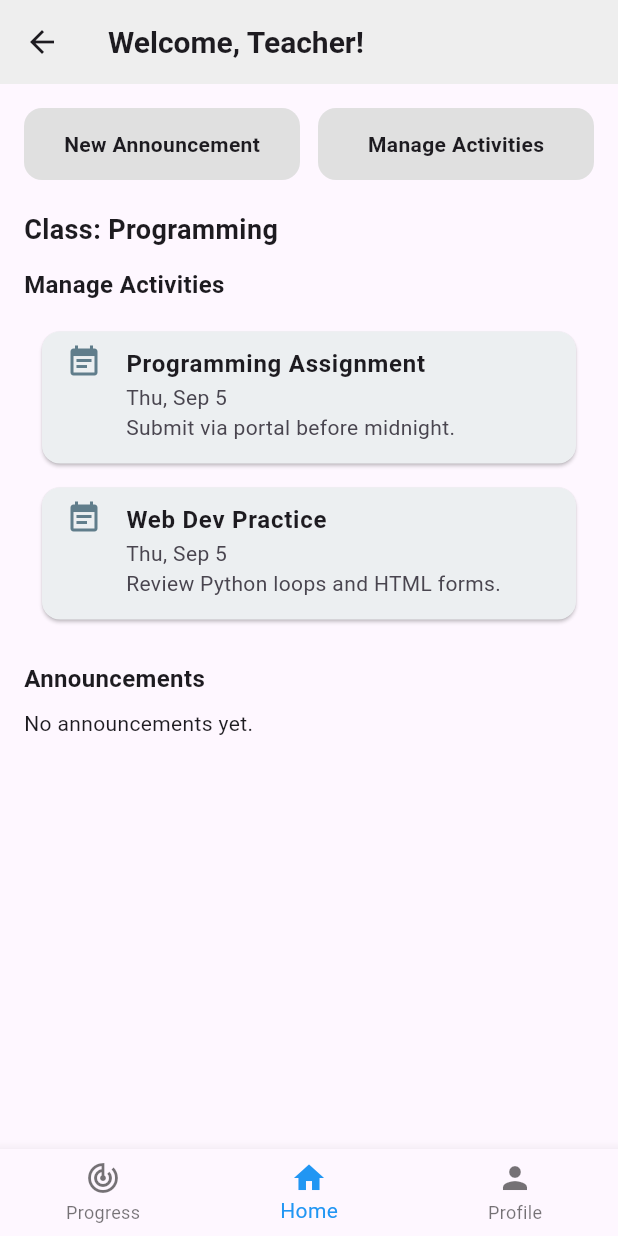
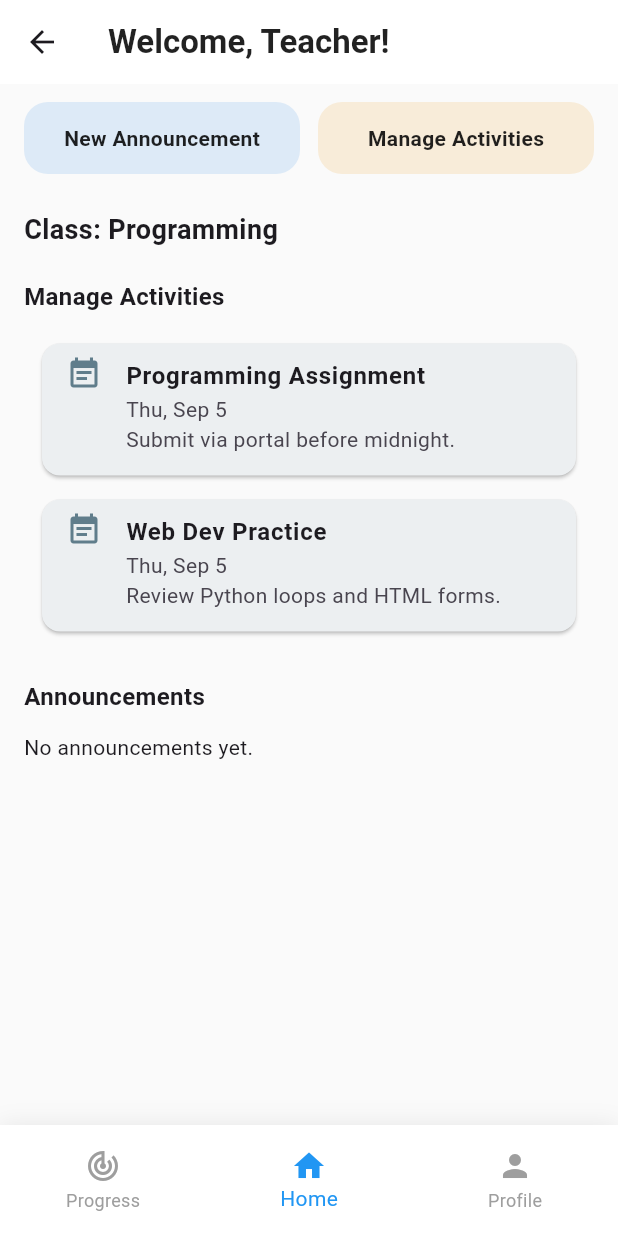
Before and after one commit to AzfarSharifuddin/CScore, a Flutter app: the TeacherDashboard screen opened directly, on a phone screen of 412 x 824 dp. Run offline on Flutter 3.47's test engine with Material 3 defaults, Android fonts, the light colour scheme and no system bars; our stand-ins replace chewie, cloud_firestore, dio, firebase_auth, firebase_core, open_filex and 1 more; missing offline and left inert: pdfx; accounts and stored records are empty; network calls fail; statements that could not run were skipped.

Commit message:
update112

```diff
--- a/cscore/lib/DashboardModule/Screens/teacher_dashboard.dart
+++ b/cscore/lib/DashboardModule/Screens/teacher_dashboard.dart
@@ -17,21 +17,28 @@ class TeacherDashboard extends StatelessWidget {
     final data = LocalDataService();
 
     return Scaffold(
+      backgroundColor: Colors.grey[50],
+
       appBar: AppBar(
+        backgroundColor: Colors.white,
+        elevation: 0,
         title: const Text(
           'Welcome, Teacher!',
-          style: TextStyle(fontSize: 20, fontWeight: FontWeight.bold),
+          style: TextStyle(
+            fontSize: 22,
+            fontWeight: FontWeight.bold,
+            color: Colors.black87,
           ),
-        backgroundColor: Colors.grey[200],
-        elevation: 0,
+        ),
       ),
 
       body: SingleChildScrollView(
-        padding: const EdgeInsets.all(16),
+        padding: const EdgeInsets.fromLTRB(16, 12, 16, 16),
         child: Column(
           crossAxisAlignment: CrossAxisAlignment.start,
           children: [
-            // Button Row
+
+            /// TOP BUTTONS REDESIGNED
             Row(
               children: [
                 Expanded(
@@ -47,13 +54,17 @@ class TeacherDashboard extends StatelessWidget {
                     child: Container(
                       padding: const EdgeInsets.symmetric(vertical: 14),
                       decoration: BoxDecoration(
-                        color: Colors.grey[300],
-                        borderRadius: BorderRadius.circular(12),
+                        color: const Color(0xFFDDEAF7), // Soft blue
+                        borderRadius: BorderRadius.circular(16),
                       ),
                       alignment: Alignment.center,
                       child: const Text(
                         "New Announcement",
-                        style: TextStyle(fontWeight: FontWeight.w600),
+                        style: TextStyle(
+                          fontWeight: FontWeight.w600,
+                          color: Colors.black87,
+                          fontSize: 14,
+                        ),
                       ),
                     ),
                   ),
@@ -72,13 +83,17 @@ class TeacherDashboard extends StatelessWidget {
                     child: Container(
                       padding: const EdgeInsets.symmetric(vertical: 14),
                       decoration: BoxDecoration(
-                        color: Colors.grey[300],
-                        borderRadius: BorderRadius.circular(12),
+                        color: const Color(0xFFF8ECD9), // Soft peach
+                        borderRadius: BorderRadius.circular(16),
                       ),
                       alignment: Alignment.center,
                       child: const Text(
                         "Manage Activities",
-                        style: TextStyle(fontWeight: FontWeight.w600),
+                        style: TextStyle(
+                          fontWeight: FontWeight.w600,
+                          color: Colors.black87,
+                          fontSize: 14,
+                        ),
                       ),
                     ),
                   ),
@@ -86,28 +101,31 @@ class TeacherDashboard extends StatelessWidget {
               ],
             ),
 
-            const SizedBox(height: 20),
+            const SizedBox(height: 24),
+
             const Text(
               'Class: Programming',
               style: TextStyle(fontSize: 18, fontWeight: FontWeight.bold),
             ),
-            const SizedBox(height: 12),
 
+            const SizedBox(height: 20),
             const Text(
               'Manage Activities',
-              style: TextStyle(fontSize: 16, fontWeight: FontWeight.w600),
+              style: TextStyle(fontSize: 16, fontWeight: FontWeight.w700),
             ),
             const SizedBox(height: 12),
 
+            /// ACTIVITY CARDS (unchanged logic, but cards already styled internally)
             ...data.getActivities().map((a) => ActivityCard(activity: a)),
-            const SizedBox(height: 20),
+            const SizedBox(height: 24),
 
             const Text(
               'Announcements',
-              style: TextStyle(fontSize: 16, fontWeight: FontWeight.w600),
+              style: TextStyle(fontSize: 16, fontWeight: FontWeight.w700),
             ),
-            const SizedBox(height: 8),
+            const SizedBox(height: 12),
 
+            /// FIREBASE ANNOUNCEMENTS (unchanged)
             StreamBuilder(
               stream: FirebaseFirestore.instance
                   .collection('Announcements')
@@ -133,10 +151,22 @@ class TeacherDashboard extends StatelessWidget {
         ),
       ),
 
-      bottomNavigationBar: BottomNavigationBar(
+      /// BOTTOM NAV REDESIGN
+      bottomNavigationBar: Container(
+        padding: const EdgeInsets.symmetric(vertical: 8),
+        decoration: BoxDecoration(
+          color: Colors.white,
+          boxShadow: [
+            BoxShadow(color: Colors.black12.withOpacity(0.08), blurRadius: 12)
+          ],
+        ),
+        child: BottomNavigationBar(
+          backgroundColor: Colors.white,
           type: BottomNavigationBarType.fixed,
+          elevation: 0,
           currentIndex: 1,
           selectedItemColor: Colors.blue,
+          unselectedItemColor: Colors.grey,
           onTap: (index) {
             if (index == 0) {
               Navigator.push(
@@ -159,6 +189,7 @@ class TeacherDashboard extends StatelessWidget {
             BottomNavigationBarItem(icon: Icon(Icons.person), label: 'Profile'),
           ],
         ),
+      ),
     );
   }
 }
```
Lines whose indentation alone changed are shown as unchanged.
